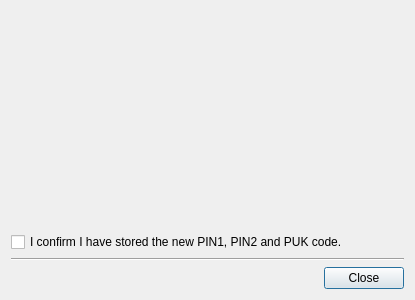
Qt form src/Updater.ui (open-eid/qesteidutil) before a commit.
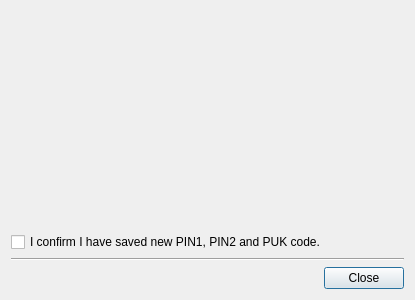
The same form after that commit. The open tabs and pages were chosen to show the change.

```diff
--- a/src/Updater.ui
+++ b/src/Updater.ui
@@ -134,7 +134,7 @@
        <item>
         <widget class="QCheckBox" name="envelopeAgree">
          <property name="text">
-          <string>I confirm I have stored the new PIN1, PIN2 and PUK code.</string>
+          <string>I confirm I have saved new PIN1, PIN2 and PUK code.</string>
          </property>
         </widget>
        </item>
```
